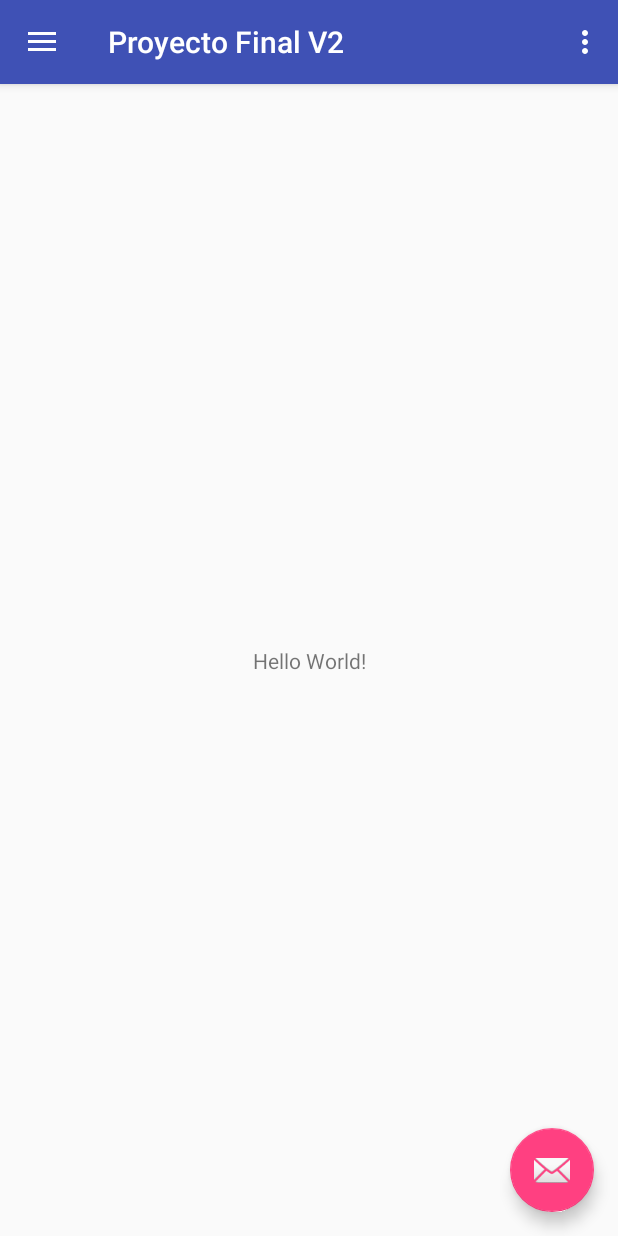
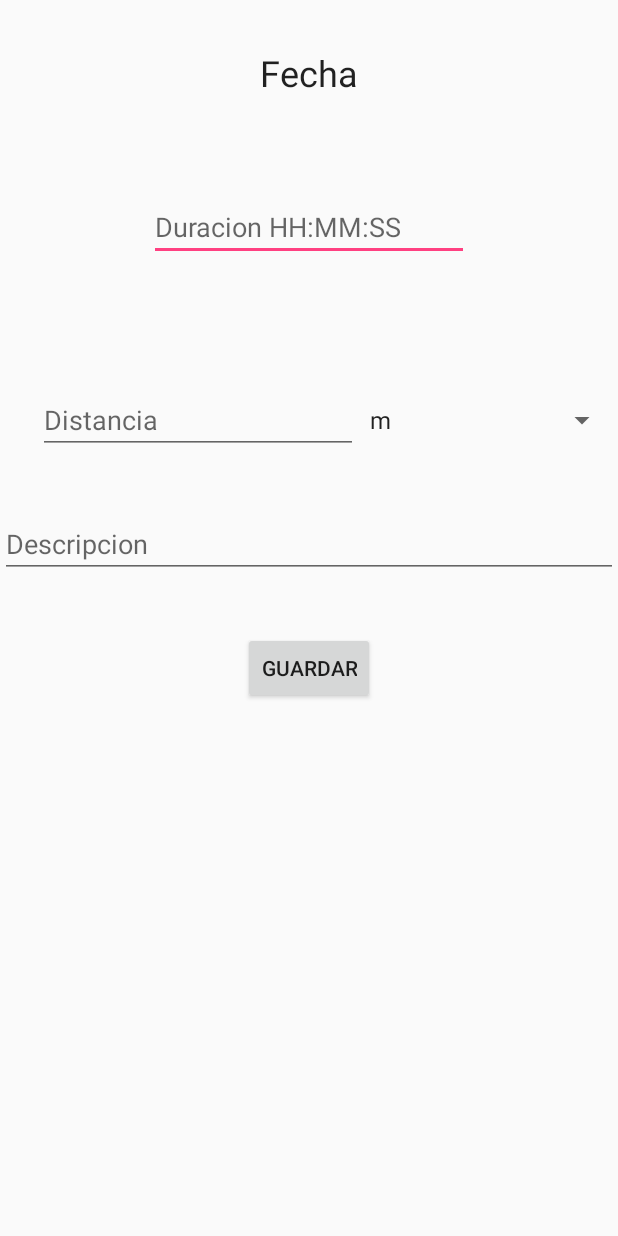
Before and after one commit to emurillo28/ProyectoFinalV2, an Android app: the screen it shows after launch (MainActivity before the commit, EnterActivityData after it), in the side drawer, after a tap on "Pesas", on a phone screen of 412 x 824 dp. Run offline under Robolectric (Android 15) with nearby library versions, the phone set to English and light mode, and no system bars.

Commit message:
Cree el activity de actividades anaerobicas y actualice unas cosas del aero

```diff
--- a/app/src/main/java/com/example/ivan/proyectofinalv2/MainActivity.java
+++ b/app/src/main/java/com/example/ivan/proyectofinalv2/MainActivity.java
@@ -89,7 +89,8 @@ public class MainActivity extends AppCompatActivity
         } else if (id == R.id.nav_natacion) {
 
         } else if (id == R.id.nav_pesas) {
-
+            Intent EnterActivity = new Intent(getApplicationContext(), EnterActivityData.class);
+            startActivity(EnterActivity);
         } else if (id == R.id.nav_fuerza) {
 
         } //else if (id == R.id.nav_send) {
--- a/app/src/main/res/layout/activity_aero_entry.xml
+++ b/app/src/main/res/layout/activity_aero_entry.xml
@@ -13,7 +13,7 @@
         android:layout_centerHorizontal="true" />
 
     <EditText
-        android:id="@+id/editText"
+        android:id="@+id/edt_tiempo"
         android:layout_width="wrap_content"
         android:layout_height="wrap_content"
         android:layout_marginTop="64dp"
@@ -24,12 +24,12 @@
         android:layout_centerHorizontal="true" />
 
     <EditText
-        android:id="@+id/edt_tiempo"
+        android:id="@+id/edt_distancia"
         android:layout_width="wrap_content"
         android:layout_height="wrap_content"
         android:layout_alignEnd="@+id/tv_fecha"
         android:layout_alignRight="@+id/tv_fecha"
-        android:layout_below="@+id/editText"
+        android:layout_below="@+id/edt_tiempo"
         android:layout_marginTop="83dp"
         android:ems="10"
         android:hint="Distancia"
@@ -39,10 +39,10 @@
         android:id="@+id/spinner"
         android:layout_width="match_parent"
         android:layout_height="wrap_content"
-        android:layout_alignBottom="@+id/edt_tiempo"
-        android:layout_toRightOf="@+id/edt_tiempo"
-        android:layout_toEndOf="@+id/edt_tiempo"
-        android:layout_alignTop="@+id/edt_tiempo" />
+        android:layout_alignBottom="@+id/edt_distancia"
+        android:layout_toRightOf="@+id/edt_distancia"
+        android:layout_toEndOf="@+id/edt_distancia"
+        android:layout_alignTop="@+id/edt_distancia" />
 
     <EditText
         android:id="@+id/edt_descripcion"
@@ -52,7 +52,7 @@
         android:layout_alignParentLeft="true"
         android:layout_alignParentRight="true"
         android:layout_alignParentStart="true"
-        android:layout_below="@+id/edt_tiempo"
+        android:layout_below="@+id/edt_distancia"
         android:layout_marginTop="37dp"
         android:ems="10"
         android:hint="Descripcion"
```
Also changed, not shown: app/src/main/java/com/example/ivan/proyectofinalv2/EnterActivityData.java (+45 -1 lines), 1 other file.
